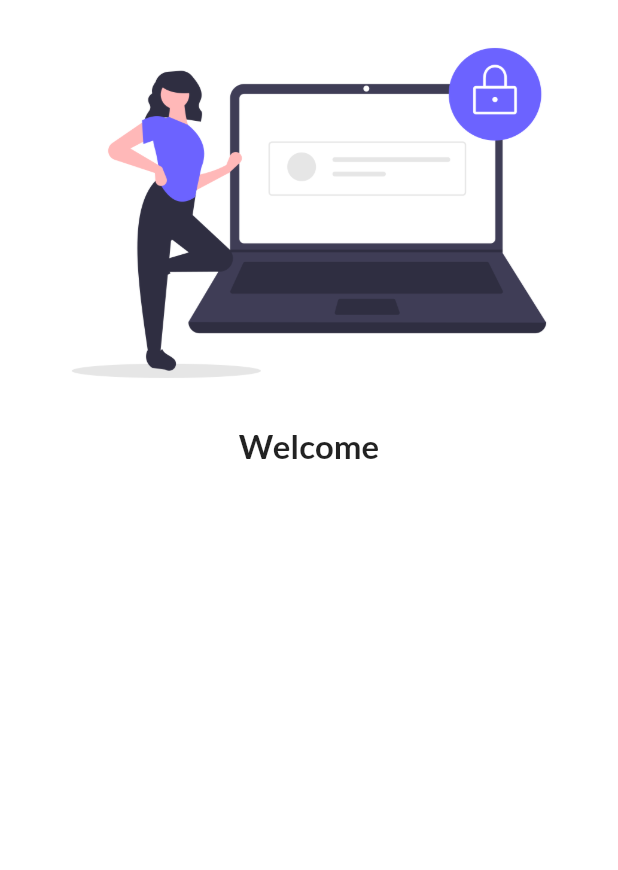
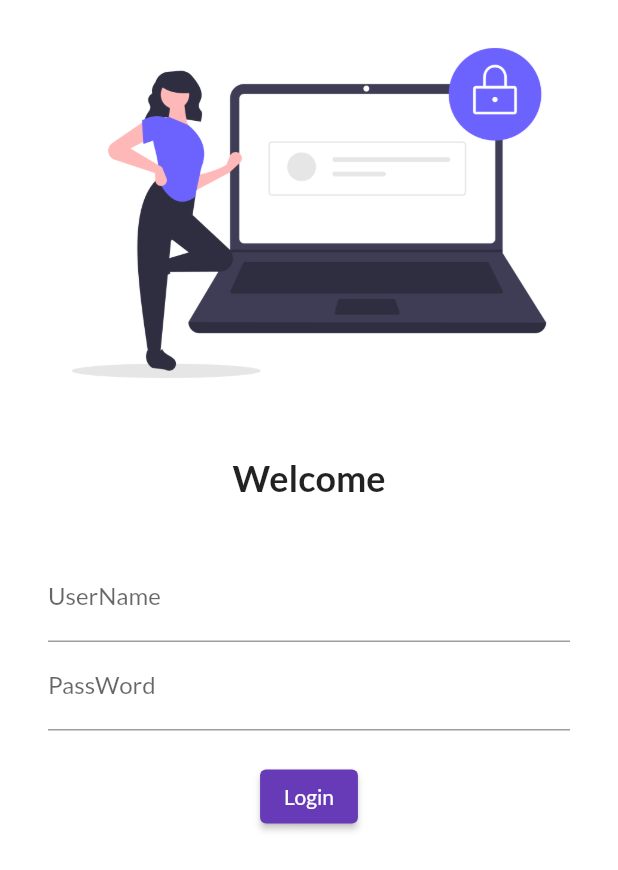
Before and after one commit to Meetpatil03/CatlogApp, a Flutter app: the screen it shows after launch, on a phone screen of 412 x 824 dp. Shown: the top 870 px of the screen. Run offline on Flutter 3.47's test engine with Material 2 defaults, Android fonts, the phone set to English and light mode, and no system bars; our stand-ins replace google_fonts.

Commit message:
Day4 Completed

```diff
--- a/lib/pages/login_page.dart
+++ b/lib/pages/login_page.dart
@@ -10,13 +10,49 @@ class LoginPage extends StatelessWidget {
         child: Column(
           children: [
             Image.asset("assets/images/login_image.png", fit: BoxFit.cover),
+            SizedBox(
+              height: 20.0,
+            ),
             Text(
               "Welcome",
               style: TextStyle(
-                fontSize: 22,
+                fontSize: 24,
                 fontWeight: FontWeight.bold,
               ),
-            )
+            ),
+            SizedBox(
+              height: 20.0,
+            ),
+            Padding(
+                padding: const EdgeInsets.symmetric(
+                    vertical: 16.0, horizontal: 32.0),
+                child: Column(
+                  children: [
+                    TextFormField(
+                      decoration: InputDecoration(
+                        hintText: "Enter Username",
+                        labelText: "UserName",
+                      ),
+                    ),
+                    TextFormField(
+                      obscureText: true,
+                      decoration: InputDecoration(
+                        hintText: "Enter PassWord",
+                        labelText: "PassWord",
+                      ),
+                    ),
+                    SizedBox(
+                      height: 20.0,
+                    ),
+                    ElevatedButton(
+                      child: Text("Login"),
+                      style: TextButton.styleFrom(),
+                      onPressed: () {
+                        print("Hi CatLog_app");
+                      },
+                    ),
+                  ],
+                ))
           ],
         ));
   }
```
